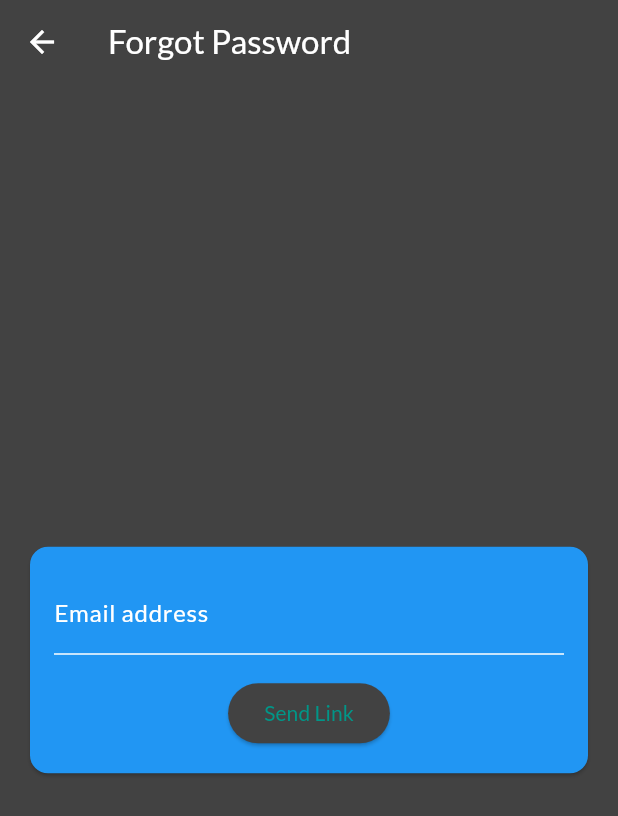
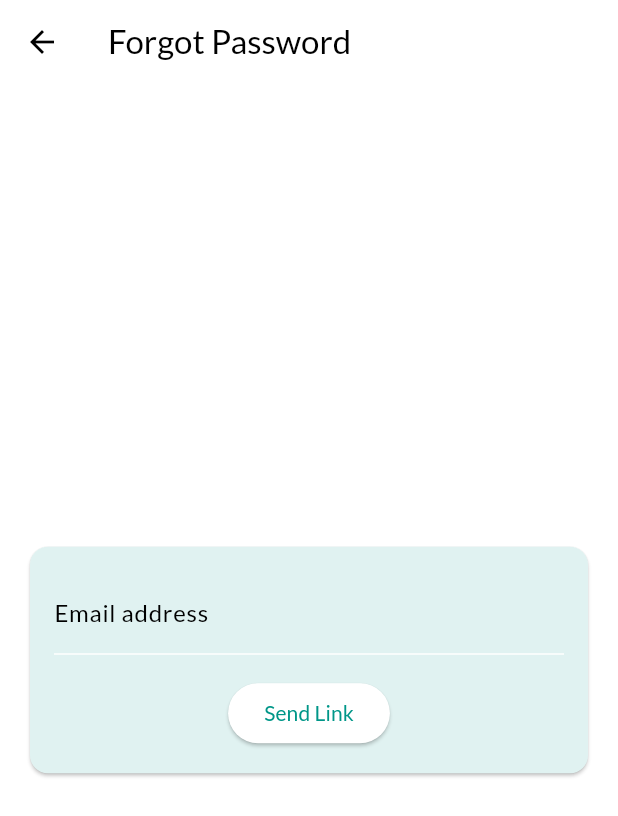
Before and after one commit to anshul19912/chat_app, a Flutter app: the screen it shows after launch, after a tap on "Forgot Password?", on a phone screen of 412 x 824 dp. Shown: the top 816 px of the screen. Run offline on Flutter 3.47's test engine with Material 3 defaults, Android fonts, the phone set to English and light mode, and no system bars; our stand-ins replace cached_network_image, cloud_firestore, firebase_auth, firebase_core, firebase_messaging, firebase_storage and 1 more; accounts and stored records are empty.

Commit message:
new updtae

```diff
--- a/lib/main.dart
+++ b/lib/main.dart
@@ -24,8 +24,8 @@ class MyApp extends StatelessWidget {
             theme: ThemeData(
               colorScheme: ColorScheme.fromSwatch(
                 primarySwatch: Colors.teal,
-                accentColor: Colors.black,
-                brightness: Brightness.dark,
+                accentColor: Colors.teal,
+                // brightness: Brightness.dark,
               ),
               fontFamily: 'Lato',
             ),
--- a/lib/screens/chat_screen.dart
+++ b/lib/screens/chat_screen.dart
@@ -13,8 +13,9 @@ class ChatScreen extends StatelessWidget {
   @override
   Widget build(BuildContext context) {
     return Scaffold(
-      backgroundColor: Colors.brown,
+      backgroundColor: Colors.teal[50],
       appBar: AppBar(
+        backgroundColor: Colors.teal,
         title: Text('Chats'),
         actions: [
           PopupMenuButton(
--- a/lib/screens/edit_profile_screen.dart
+++ b/lib/screens/edit_profile_screen.dart
@@ -69,13 +69,14 @@ class _EditProfileScreenState extends State<EditProfileScreen> {
   Widget build(BuildContext context) {
     return Scaffold(
         appBar: AppBar(
+            backgroundColor: Colors.teal,
             title: Text(editprofile ? "Edit Profile" : 'Change Password')),
         backgroundColor: Colors.teal[50],
         body: Center(
           child: isLoading
               ? CircularProgressIndicator()
               : Card(
-                  color: Colors.blue[200],
+                  color: Colors.green[50],
                   margin: EdgeInsets.all(20),
                   child: Padding(
                     padding: EdgeInsets.all(16),
--- a/lib/screens/forgot_pass_screen.dart
+++ b/lib/screens/forgot_pass_screen.dart
@@ -24,7 +24,7 @@ class _ForgotPassScreenState extends State<ForgotPassScreen> {
       ),
       body: Center(
         child: Card(
-          color: Colors.blue,
+          color: Colors.teal[50],
           margin: EdgeInsets.all(20),
           child: Padding(
             padding: EdgeInsets.all(16),
--- a/lib/screens/user_profile_screen.dart
+++ b/lib/screens/user_profile_screen.dart
@@ -51,6 +51,7 @@ class _UserProfileScreenState extends State<UserProfileScreen> {
   Widget build(BuildContext context) {
     return Scaffold(
       appBar: AppBar(
+        backgroundColor: Colors.teal,
         title: Text('View Profile'),
       ),
       backgroundColor: Colors.teal[50],
@@ -66,7 +67,7 @@ class _UserProfileScreenState extends State<UserProfileScreen> {
                     image: CachedNetworkImageProvider(userImage),
                   ),
                   Card(
-                    color: Colors.blue,
+                    color: Colors.green[50],
                     margin: EdgeInsets.all(18),
                     child: Padding(
                       padding: EdgeInsets.all(16),
--- a/lib/widgets/auth/auth_form.dart
+++ b/lib/widgets/auth/auth_form.dart
@@ -35,7 +35,7 @@ class _AuthFormState extends State<AuthForm>
           ),
         Center(
           child: Card(
-            color: Colors.brown,
+            color: Colors.teal[50],
             margin: EdgeInsets.all(15),
             child: Padding(
               padding: EdgeInsets.all(10),
--- a/lib/widgets/chat/message_bubble.dart
+++ b/lib/widgets/chat/message_bubble.dart
@@ -158,7 +158,7 @@ class MessageBubble extends StatelessWidget {
                   children: [
                     Container(
                       decoration: BoxDecoration(
-                           color: Theme.of(context).colorScheme.secondary,
+                          color: Colors.grey[350],
                           borderRadius: BorderRadius.only(
                               topLeft: Radius.circular(12),
                               topRight: Radius.circular(12),
--- a/pubspec.yaml
+++ b/pubspec.yaml
@@ -48,7 +48,7 @@ dependencies:
   http: ^0.13.5
   uuid: ^3.0.7
   intl: ^0.18.1
-  cached_network_image: ^3.2.3
+  cached_network_image: ^3.3.0
 
 
 dev_dependencies:
```
Also changed, not shown: pubspec.lock.
